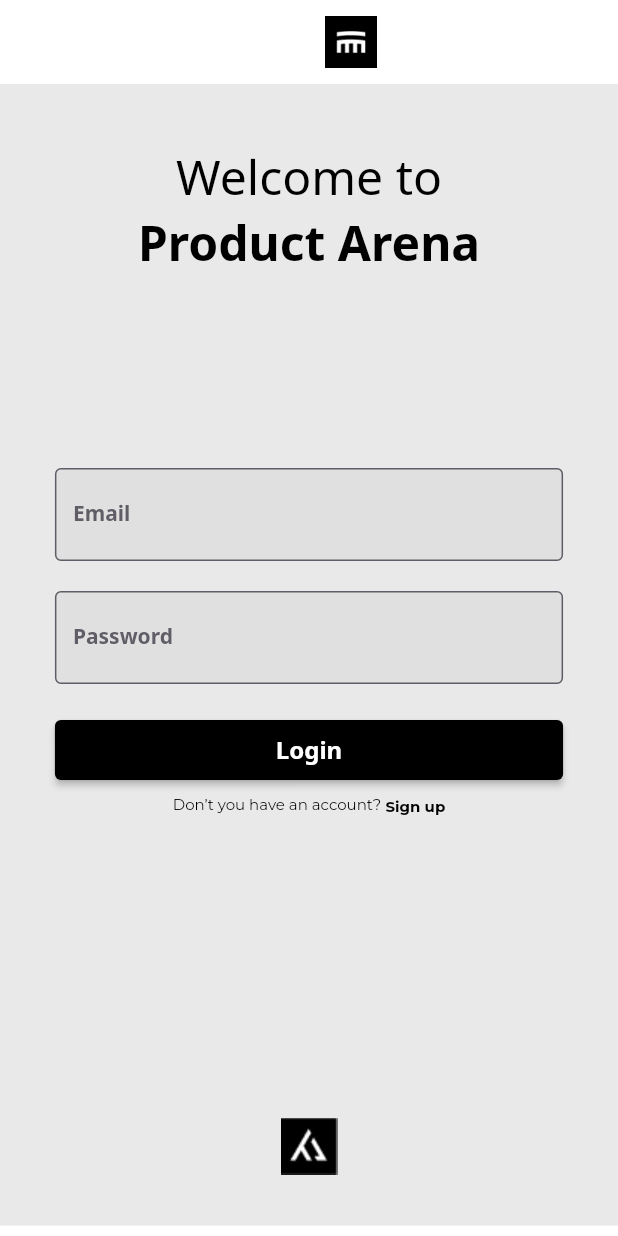
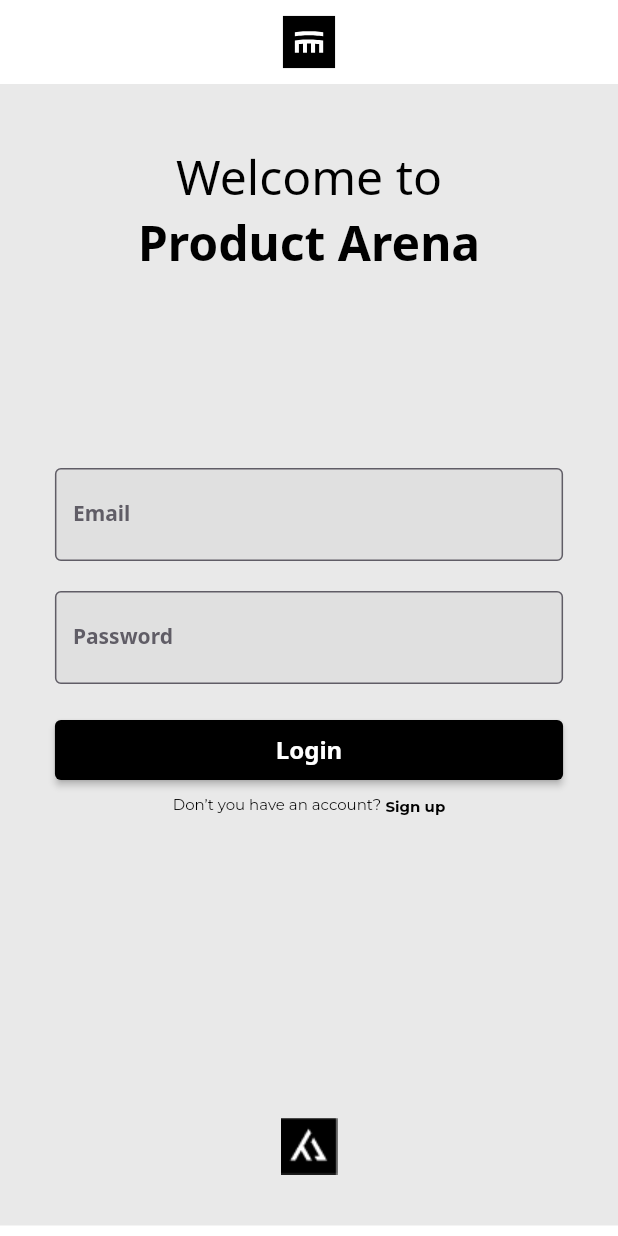
Before and after one commit to bSemir/DeltaTeamPA1, a Flutter app: the MyMobileBody screen opened directly, on a phone screen of 412 x 824 dp. Run offline on Flutter 3.47's test engine with Material 2 defaults, Android fonts, the phone set to English and light mode, and no system bars; our stand-ins replace email_validator, flutter_spinkit, flutter_svg, font_awesome_flutter, google_fonts; missing offline and left inert: amplify_api, amplify_auth_cognito, amplify_flutter, riverpod_extension; project files that could hold a hidden picture were left out.

Commit message:
commiting flow

```diff
--- a/delta_team/lib/features/auth/login/login_mobile/loginmobile_body.dart
+++ b/delta_team/lib/features/auth/login/login_mobile/loginmobile_body.dart
@@ -5,14 +5,17 @@ import 'package:delta_team/features/auth/loadingScreens/loadingscreen_mobile.dar
 import 'package:delta_team/features/auth/login/amplify_auth.dart';
 import 'package:delta_team/features/auth/login/login_form.dart';
 import 'package:delta_team/features/auth/login/loginform_mobile.dart';
+import 'package:delta_team/features/auth/signup/screens/signupScreen.dart';
 import 'package:delta_team/home_mobile.dart';
 import 'package:flutter/material.dart';
+import 'package:flutter_svg/flutter_svg.dart';
 import 'package:riverpod_extension/riverpod_extension.dart';
 import 'package:font_awesome_flutter/font_awesome_flutter.dart';
 
 import 'package:google_fonts/google_fonts.dart';
 
 class MyMobileBody extends StatefulWidget {
+  static const routeName = '/loginmobile';
   const MyMobileBody({super.key});
 
   @override
@@ -74,16 +77,10 @@ class _MyMobileBodyState extends State<MyMobileBody> {
     return Scaffold(
       appBar: AppBar(
         centerTitle: true,
-        backgroundColor: const Color(0xFFFFFFFF),
-        elevation: 0.0,
-        title: Container(
-          alignment: Alignment.center,
-          child: Image.asset(
-            "assets/images/logotop.png",
-            fit: BoxFit.contain,
-            height: 35,
-          ),
-        ),
+        backgroundColor: Colors.white,
+        elevation: 0,
+        title: SvgPicture.asset("assets/images/navbar_logo.svg",
+            semanticsLabel: 'Confirmation SVG'),
       ),
       backgroundColor: const Color(0xFFE9E9E9),
       body: SingleChildScrollView(
@@ -147,10 +144,9 @@ class _MyMobileBodyState extends State<MyMobileBody> {
                                   )
                                 ]),
                                 GestureDetector(
-                                  key: const Key('SignUp_Homepage'),
+                                  key: const Key('SignUp'),
                                   onTap: () async {
-                                    Navigator.pushNamed(
-                                        context, LoadingScreenMobile.routeName);
+                                    Navigator.pushNamed(context, "/signup");
                                   },
                                   child: Text(
                                     ' Sign up',
--- a/delta_team/lib/features/auth/signup/screens/confirmation_screen.dart
+++ b/delta_team/lib/features/auth/signup/screens/confirmation_screen.dart
@@ -1,3 +1,4 @@
+import 'package:delta_team/features/auth/login/login_mobile/loginmobile_body.dart';
 import 'package:delta_team/features/auth/signup/widgets/confirmationContainers.dart';
 import 'package:delta_team/features/auth/signup/widgets/footer.dart';
 import 'package:flutter/material.dart';
@@ -73,6 +74,9 @@ class _ConfirmationScreenState extends State<ConfirmationScreen> {
                       style: GoogleFonts.notoSans(fontSize: 14),
                     ),
                     GestureDetector(
+                      onTap: () {
+                        Navigator.pushNamed(context, MyMobileBody.routeName);
+                      },
                       key: const Key("loginKey"),
                       child: Text(
                         'Log in',
--- a/delta_team/lib/features/auth/signup/screens/signupScreen.dart
+++ b/delta_team/lib/features/auth/signup/screens/signupScreen.dart
@@ -1,3 +1,4 @@
+import 'package:delta_team/features/auth/login/login_mobile/loginmobile_body.dart';
 import 'package:delta_team/features/auth/signup/widgets/textfields_signup_mobile.dart';
 import 'package:delta_team/features/auth/signup/widgets/title_signup_mobile.dart';
 import 'package:flutter/material.dart';
@@ -36,6 +37,9 @@ class SignupScreenMobile extends StatelessWidget {
                     style: GoogleFonts.notoSans(fontSize: 14),
                   ),
                   GestureDetector(
+                    onTap: () {
+                      Navigator.pushNamed(context, MyMobileBody.routeName);
+                    },
                     key: const Key("loginKey"),
                     child: Text(
                       'Log in',
--- a/delta_team/lib/features/auth/signup/widgets/textfields_signup_mobile.dart
+++ b/delta_team/lib/features/auth/signup/widgets/textfields_signup_mobile.dart
@@ -778,7 +778,7 @@ class _TextFieldSignUpState extends State<TextFieldSignUp> {
                 }
               }
               if (isSignUpCompleted) {
-                changeScreen();
+                Navigator.pushNamed(context, "/confirmation");
               }
             },
             color: Colors.black,
--- a/delta_team/lib/landing_pageweb.dart
+++ b/delta_team/lib/landing_pageweb.dart
@@ -6,7 +6,6 @@ import 'package:delta_team/features/auth/loadingScreens/loadingscreen_mobile.dar
 import 'package:delta_team/features/auth/loadingScreens/loadingscreen_web.dart';
 import 'package:delta_team/features/auth/login/amplify_auth.dart';
 import 'package:delta_team/features/auth/login/login_web/loginweb_body.dart';
-import 'package:delta_team/testimonial_web.dart';
 import 'package:flutter/material.dart';
 import 'package:flutter/src/widgets/framework.dart';
 import 'package:flutter/src/widgets/placeholder.dart';
--- a/delta_team/lib/main.dart
+++ b/delta_team/lib/main.dart
@@ -3,6 +3,7 @@ import 'package:amplify_flutter/amplify_flutter.dart';
 import 'package:delta_team/amplifyconfiguration.dart';
 import 'package:delta_team/features/auth/loadingScreens/loadingscreen_mobile.dart';
 import 'package:delta_team/features/auth/loadingScreens/loadingscreen_web.dart';
+import 'package:delta_team/features/auth/login/login_mobile/loginmobile_body.dart';
 import 'package:delta_team/features/auth/login/login_web/loginweb_body.dart';
 import 'package:delta_team/home_mobile.dart';
 import 'package:delta_team/landing_pageweb.dart';
@@ -29,9 +30,9 @@ Future<void> _configureAmplify() async {
     await Amplify.addPlugin(auth);
     await Amplify.configure(amplifyconfig);
   } on AmplifyAlreadyConfiguredException catch (e) {
-    print('Amplify was already configured: $e');
+    safePrint('Amplify was already configured: $e');
   } catch (e) {
-    print('An error occurred while configuring Amplify: $e');
+    safePrint('An error occurred while configuring Amplify: $e');
   }
 }
 
@@ -67,6 +68,7 @@ class MyApp extends StatelessWidget {
                 ? const SignupScreenMobile()
                 : const MyDesktopBody(),
             routes: {
+              MyMobileBody.routeName: (context) => const MyMobileBody(),
               LandingPage.routeName: (context) => const LandingPage(),
               HomeScreenMobile.routeName: (context) => const HomeScreenMobile(),
               LoadingScreenMobile.routeName: (context) =>
```
Also changed, not shown: delta_team/lib/testimonial_web.dart (deleted, +0 -77 lines).
